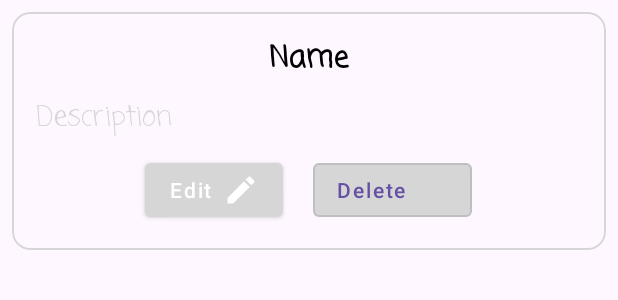
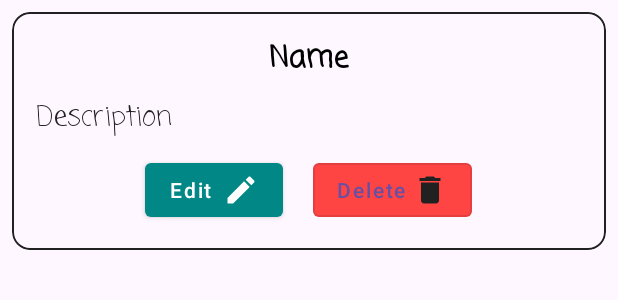
Before and after one commit to BinukiMihara/Kotlin-ToDo_App, an Android app: the layout main_recycler_single_item.xml on its own in the app's theme, with its tools: preview values and no code run, on a phone screen of 412 x 824 dp. Shown: the top 300 px of the screen. Run offline under Robolectric (Android 15) with nearby library versions, the phone set to English and light mode, and no system bars.

Commit message:
colors xml

```diff
--- a/app/src/main/res/values/colors.xml
+++ b/app/src/main/res/values/colors.xml
@@ -1,5 +1,15 @@
 <?xml version="1.0" encoding="utf-8"?>
 <resources>
+
+    <color name="purple_200">#FFBB86FC</color>
+    <color name="purple_500">#FF6200EE</color>
+    <color name="purple_700">#FF3700B3</color>
+    <color name="teal_200">#FF03DAC5</color>
+    <color name="teal_700">#FF018786</color>
     <color name="black">#FF000000</color>
     <color name="white">#FFFFFFFF</color>
+    <color name="orange">#ffff4444</color>
+
+    <color name="grey">#212121</color>
+
 </resources>
```
